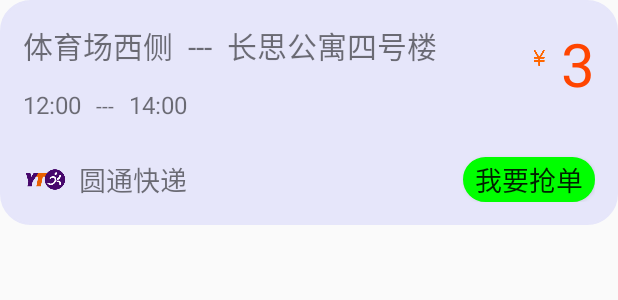
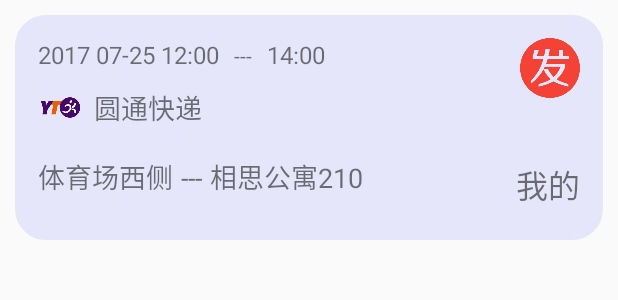
Before and after one commit to sshhsun-code/DaiQu, an Android app: the layout order_info.xml on its own in the app's theme, with its tools: preview values and no code run, on a phone screen of 412 x 824 dp. Shown: the top 300 px of the screen. Run offline under Robolectric (Android 15) with nearby library versions, the phone set to English and light mode, and no system bars.

```diff
--- a/app/src/main/AndroidManifest.xml
+++ b/app/src/main/AndroidManifest.xml
@@ -19,8 +19,7 @@
             </intent-filter>
         </activity>
         <activity
-            android:name=".MainActivity"
-            android:launchMode="singleInstance">
+            android:name=".MainActivity">
         </activity>
         <activity android:name="com.daiqu.cm.daiqu.ui.LoginActivity">
         </activity>
@@ -30,6 +29,8 @@
         </activity>
         <activity android:name="com.daiqu.cm.daiqu.ui.SendActivity"/>
         <activity android:name="com.daiqu.cm.daiqu.ui.SendResaultActivity"/>
+        <activity android:name="com.daiqu.cm.daiqu.ui.AddInfoActivity"/>
+        <activity android:name="com.daiqu.cm.daiqu.ui.OrderInfoActivity"/>
     </application>
 
 </manifest>
--- a/app/src/main/java/com/daiqu/cm/daiqu/fragment/FaxianFragment.java
+++ b/app/src/main/java/com/daiqu/cm/daiqu/fragment/FaxianFragment.java
@@ -18,7 +18,7 @@ public class FaxianFragment extends Fragment {
     public static FaxianFragment newInstance(String s){
         FaxianFragment faxianFragment = new FaxianFragment();
         Bundle bundle = new Bundle();
-        bundle.putString(Constast.name,s);
+        bundle.putString(Constast.NAME,s);
         faxianFragment.setArguments(bundle);
         return faxianFragment;
     }
--- a/app/src/main/java/com/daiqu/cm/daiqu/fragment/HomeFragment.java
+++ b/app/src/main/java/com/daiqu/cm/daiqu/fragment/HomeFragment.java
@@ -80,7 +80,7 @@ public class HomeFragment extends Fragment {
     public static HomeFragment newInstance(String s){
         HomeFragment homeFragment = new HomeFragment();
         Bundle bundle = new Bundle();
-        bundle.putString(Constast.name,s);
+        bundle.putString(Constast.NAME,s);
         homeFragment.setArguments(bundle);
         return homeFragment;
     }
--- a/app/src/main/res/layout/add_info_activity.xml
+++ b/app/src/main/res/layout/add_info_activity.xml
@@ -42,6 +42,7 @@
         <EditText
             android:id="@+id/add_name"
             android:gravity="center"
+            style="@style/MyEditText"
             android:layout_width="match_parent"
             android:layout_height="wrap_content" />
     </LinearLayout>
@@ -62,6 +63,7 @@
         <EditText
             android:id="@+id/add_user_name"
             android:gravity="center"
+            style="@style/MyEditText"
             android:layout_width="match_parent"
             android:layout_height="wrap_content" />
     </LinearLayout>
@@ -82,6 +84,7 @@
         <EditText
             android:id="@+id/add_phone"
             android:gravity="center"
+            style="@style/MyEditText"
             android:layout_width="match_parent"
             android:layout_height="wrap_content" />
     </LinearLayout>
@@ -102,6 +105,7 @@
         <EditText
             android:id="@+id/add_school"
             android:gravity="center"
+            style="@style/MyEditText"
             android:layout_width="match_parent"
             android:layout_height="wrap_content" />
     </LinearLayout>
@@ -122,6 +126,7 @@
         <EditText
             android:id="@+id/common_address"
             android:gravity="center"
+            style="@style/MyEditText"
             android:layout_width="match_parent"
             android:layout_height="wrap_content" />
     </LinearLayout>
--- a/app/src/main/res/layout/my_fragment.xml
+++ b/app/src/main/res/layout/my_fragment.xml
@@ -61,6 +61,7 @@
     </RelativeLayout>
 
     <LinearLayout
+        android:id="@+id/my_order"
         android:layout_marginTop="20dp"
         android:padding="10dp"
         android:background="@color/bottom_bar_white"
--- a/app/src/main/res/layout/order_info.xml
+++ b/app/src/main/res/layout/order_info.xml
@@ -3,41 +3,44 @@
     xmlns:android="http://schemas.android.com/apk/res/android"
     android:layout_width="match_parent"
     android:padding="15dp"
+    android:layout_margin="10dp"
     android:background="@drawable/order_info_bg"
     android:layout_height="150dp">
 
 
     <LinearLayout
-        android:layout_width="match_parent"
+        android:layout_width="wrap_content"
         android:layout_height="wrap_content"
-        android:layout_toLeftOf="@+id/money_layout"
-        android:id="@+id/address_layout">
+        android:id="@+id/address_layout"
+        android:layout_marginBottom="13dp"
+        android:layout_alignParentBottom="true">
         <TextView
             android:id="@+id/textView"
             android:layout_width="wrap_content"
             android:layout_height="wrap_content"
-            android:textSize="20sp"
+            android:textSize="18sp"
             android:text="体育场西侧" />
 
         <TextView
             android:id="@+id/textView2"
-            android:layout_marginLeft="10dp"
+            android:layout_marginLeft="5dp"
             android:layout_width="wrap_content"
             android:layout_height="wrap_content"
-            android:textSize="20sp"
+            android:textSize="18sp"
             android:text="---" />
 
         <TextView
             android:id="@+id/textView3"
             android:layout_width="wrap_content"
             android:layout_height="wrap_content"
-            android:layout_marginLeft="10dp"
-            android:textSize="20sp"
-            android:text="长思公寓四号楼" />
+            android:layout_marginLeft="5dp"
+            android:textSize="18sp"
+            android:text="相思公寓210" />
     </LinearLayout>
 
 
     <LinearLayout
+        android:visibility="gone"
         android:layout_width="wrap_content"
         android:layout_height="45dp"
         android:layout_alignParentTop="true"
@@ -54,33 +57,19 @@
 
              />
 
-        <TextView
-            android:id="@+id/money_num"
-            android:layout_width="wrap_content"
-            android:layout_height="45dp"
-            android:gravity="end"
-            android:text="3"
-            android:textSize="40sp"
-            android:textColor="@color/OrangeRed"
-            android:layout_alignParentTop="true"
-            android:layout_alignParentRight="true"
-            android:layout_alignParentEnd="true" />
     </LinearLayout>
 
     <LinearLayout
         android:id="@+id/time_layout"
         android:layout_width="wrap_content"
         android:layout_height="wrap_content"
-        android:layout_below="@+id/address_layout"
-        android:layout_alignParentLeft="true"
-        android:layout_alignParentStart="true"
-        android:layout_marginTop="13dp">
+        android:layout_alignParentStart="true">
 
         <TextView
             android:layout_width="wrap_content"
             android:layout_height="wrap_content"
             android:textSize="16sp"
-            android:text="12:00"/>
+            android:text="2017 07-25 12:00"/>
 
         <TextView
             android:layout_marginLeft="10dp"
@@ -99,11 +88,10 @@
 
     <LinearLayout
         android:id="@+id/company_layout"
-
-        android:layout_alignParentLeft="true"
-        android:layout_alignParentBottom="true"
         android:layout_width="wrap_content"
-        android:layout_height="wrap_content">
+        android:layout_height="wrap_content"
+        android:layout_above="@+id/address_layout"
+        android:layout_marginBottom="17dp">
 
         <ImageView
             android:layout_width="30dp"
@@ -119,41 +107,22 @@
             android:text="圆通快递"/>
     </LinearLayout>
 
-    <LinearLayout
-        android:id="@+id/jiedanzhe_layout"
-        android:visibility="gone"
-        android:layout_width="wrap_content"
+
+    <ImageView
+        android:src="@drawable/send_text"
         android:layout_alignParentRight="true"
-        android:layout_alignParentEnd="true"
-        android:layout_alignParentBottom="true"
-        android:layout_height="wrap_content">
-
-        <ImageView
-            android:layout_width="20dp"
-            android:layout_height="20dp"
-            android:src="@mipmap/ic_launcher"/>
-
-        <TextView
-            android:gravity="center"
-            android:layout_marginLeft="7dp"
-            android:layout_width="wrap_content"
-            android:layout_height="20dp"
-            android:text="已接单"/>
-
-    </LinearLayout>
-
-    <Button
-        android:id="@+id/rob_button"
-        android:background="@drawable/rob_button_bg"
-        android:text="@string/rob"
-        android:paddingLeft="5dp"
-        android:paddingRight="5dp"
-        android:layout_width="wrap_content"
-        android:layout_height="30dp"
-        android:textSize="18sp"
-        android:layout_alignParentBottom="true"
-        android:layout_alignParentRight="true"
-        android:layout_alignParentEnd="true" />
+        android:layout_width="40dp"
+        android:layout_height="40dp"
+        android:id="@+id/order_info_iamge" />
 
 
+    <TextView
+        android:id="@+id/order_info_status"
+        android:text="@string/my"
+        android:layout_marginBottom="5dp"
+        android:textSize="21sp"
+        android:layout_width="wrap_content"
+        android:layout_height="wrap_content"
+        android:layout_alignParentBottom="true"
+        android:layout_alignParentEnd="true" />
 </RelativeLayout>
--- a/app/src/main/res/values/styles.xml
+++ b/app/src/main/res/values/styles.xml
@@ -23,4 +23,9 @@
         <item name="android:windowBackground">@color/android:transparent</item>
         <item name="android:windowNoTitle">true</item>
     </style>
+
+    <style name="MyEditText" parent="Theme.AppCompat.Light">
+        <item name="colorControlNormal">@color/confirm_btn</item>
+        <item name="colorControlActivated">@color/confirm_btn</item>
+    </style>
 </resources>
```
Also changed, not shown: app/src/main/java/com/daiqu/cm/daiqu/MainActivity.java (+6 -1 lines), app/src/main/java/com/daiqu/cm/daiqu/bean/OrderInfo.java (added, +124 -0 lines), app/src/main/java/com/daiqu/cm/daiqu/fragment/MyFragment.java (+22 -1 lines), app/src/main/java/com/daiqu/cm/daiqu/ui/AddInfoActivity.java (+20 -14 lines), app/src/main/java/com/daiqu/cm/daiqu/ui/OrderInfoActivity.java (added, +89 -0 lines), app/src/main/java/com/daiqu/cm/daiqu/ui/SendActivity.java (+71 -2 lines), app/src/main/java/com/daiqu/cm/daiqu/utils/NetAccess.java (+16 -0 lines), app/src/main/res/layout/order_info_activity.xml (added, +72 -0 lines), app/src/main/res/drawable/order_jie_text.png (added), app/src/main/res/drawable/order_message.png (added), app/src/main/res/drawable/send_text.png (added).
